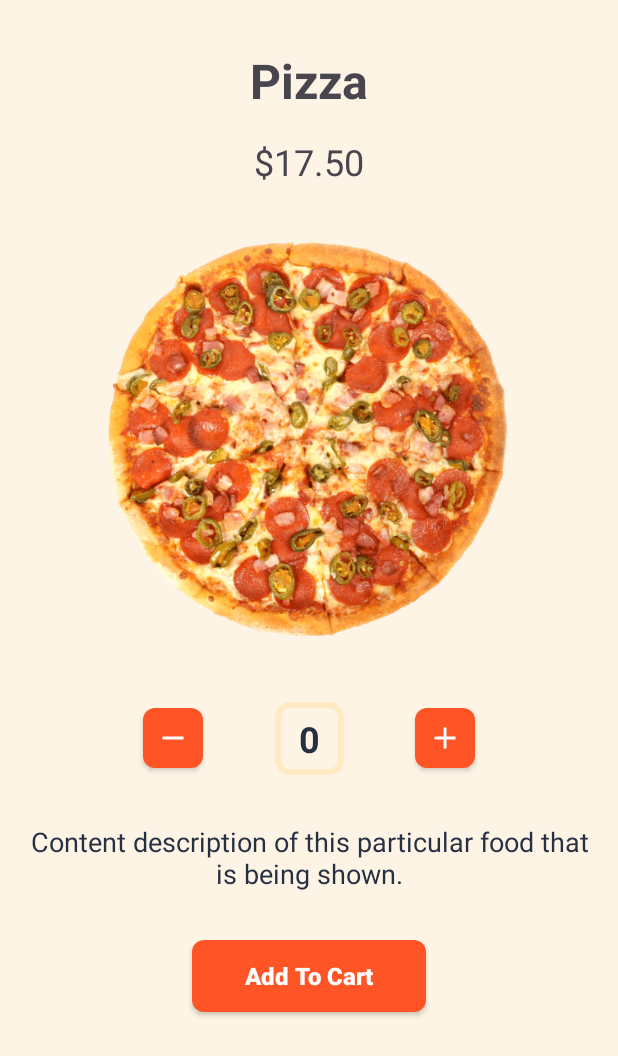
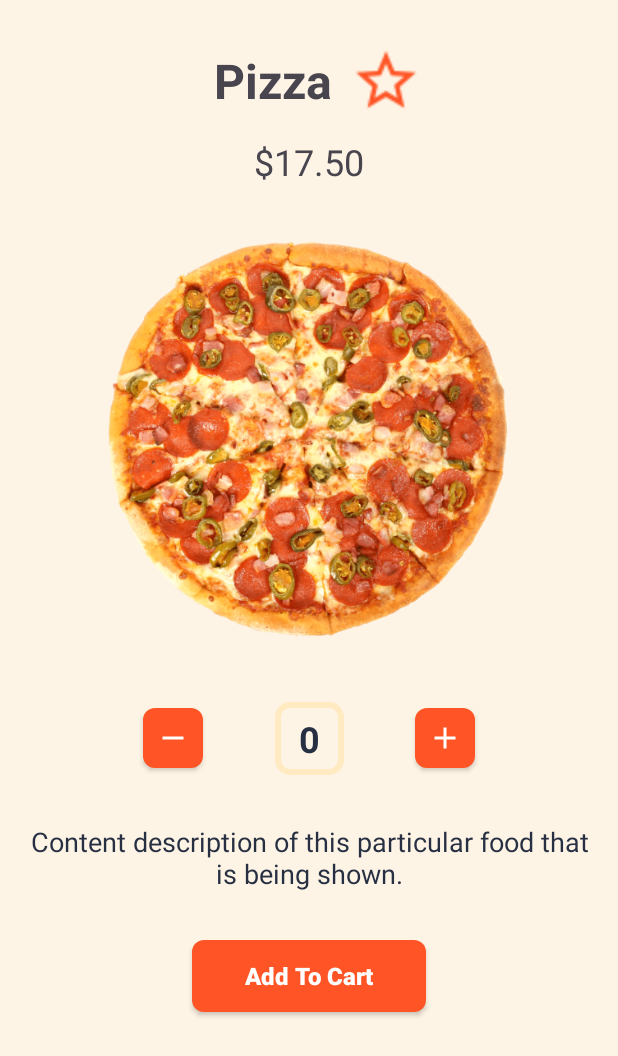
Before and after one commit to ThomasHerondale/FoodAce, an Android app: the layout activity_food_details.xml on its own in the app's theme, with its tools: preview values and no code run, on a phone screen of 412 x 824 dp. Shown: the top 1056 px of the screen. Run offline under Robolectric (Android 15) with nearby library versions, the phone set to English and light mode, and no system bars.

Commit message:
aggiunta ai preferiti da FoodDetailsActivity

```diff
--- a/app/src/main/java/com/projects/foodace/database/FoodDao.kt
+++ b/app/src/main/java/com/projects/foodace/database/FoodDao.kt
@@ -4,6 +4,7 @@ import androidx.lifecycle.LiveData
 import androidx.room.Dao
 import androidx.room.Insert
 import androidx.room.Query
+import androidx.room.Update
 import com.projects.foodace.model.Food
 import kotlinx.coroutines.flow.Flow
 
@@ -32,4 +33,7 @@ interface FoodDao {
         WHERE Food.name = :name
     """)
     fun getFood(name: String) : LiveData<Food?>
+
+    @Update
+    fun updateFood(food: Food)
 }
--- a/app/src/main/java/com/projects/foodace/model/Food.kt
+++ b/app/src/main/java/com/projects/foodace/model/Food.kt
@@ -28,7 +28,7 @@ data class Food(
     @ColumnInfo(name = "isPopular")
     val isPopular: Boolean,
     @ColumnInfo(name = "isFavorite")
-    val isFavorite: Boolean
+    var isFavorite: Boolean
 ) : Parcelable {
     companion object {
         val popularFoodsList = listOf(
--- /dev/null
+++ b/app/src/main/res/drawable/favorite_button_icon.xml
@@ -0,0 +1,5 @@
+<?xml version="1.0" encoding="utf-8"?>
+<selector xmlns:android="http://schemas.android.com/apk/res/android">
+    <item android:drawable="@drawable/star_icon_outlined"  android:state_selected="false"/>
+    <item android:drawable="@drawable/star_icon_filled" android:state_selected="true"/>
+</selector>
--- a/app/src/main/res/layout/activity_food_details.xml
+++ b/app/src/main/res/layout/activity_food_details.xml
@@ -27,10 +27,29 @@
                 android:layout_marginTop="32dp"
                 android:textSize="32sp"
                 android:textStyle="bold"
-                app:layout_constraintEnd_toEndOf="parent"
+                app:layout_constraintEnd_toStartOf="@+id/favoriteBttn"
+                app:layout_constraintHorizontal_bias="0.5"
+                app:layout_constraintHorizontal_chainStyle="packed"
                 app:layout_constraintStart_toStartOf="parent"
                 app:layout_constraintTop_toTopOf="parent"
                 tools:text="Pizza" />
+
+            <ImageButton
+                android:id="@+id/favoriteBttn"
+                android:layout_width="wrap_content"
+                android:layout_height="wrap_content"
+                android:layout_marginStart="24dp"
+                android:adjustViewBounds="true"
+                android:background="@android:color/transparent"
+                android:scaleX="2"
+                android:scaleY="2"
+                android:src="@drawable/star_icon_outlined"
+                android:tint="@color/bright_orange"
+                app:layout_constraintBottom_toBottomOf="@+id/foodTitleDet"
+                app:layout_constraintEnd_toEndOf="parent"
+                app:layout_constraintHorizontal_bias="0.5"
+                app:layout_constraintStart_toEndOf="@+id/foodTitleDet"
+                app:layout_constraintTop_toTopOf="@+id/foodTitleDet" />
 
             <TextView
                 android:id="@+id/foodPriceDet"
@@ -38,7 +57,7 @@
                 android:layout_height="wrap_content"
                 android:layout_marginTop="16dp"
                 android:textSize="24sp"
-                app:layout_constraintEnd_toEndOf="@+id/foodTitleDet"
+                app:layout_constraintEnd_toEndOf="@+id/favoriteBttn"
                 app:layout_constraintStart_toStartOf="@+id/foodTitleDet"
                 app:layout_constraintTop_toBottomOf="@+id/foodTitleDet"
                 tools:text="$17.50" />
```
Also changed, not shown: app/src/main/java/com/projects/foodace/FoodDetailsActivity.kt (+22 -0 lines), app/src/main/java/com/projects/foodace/database/FoodAceRepository.kt (+8 -0 lines).
